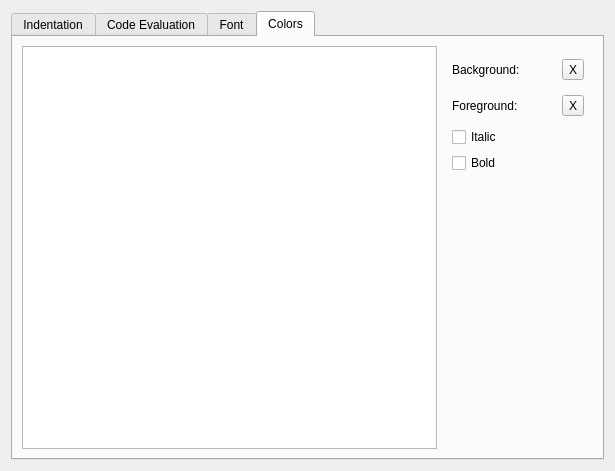
Old version of the form editors/sc-ide/forms/settings_editor.ui in the repository supercollider/supercollider.
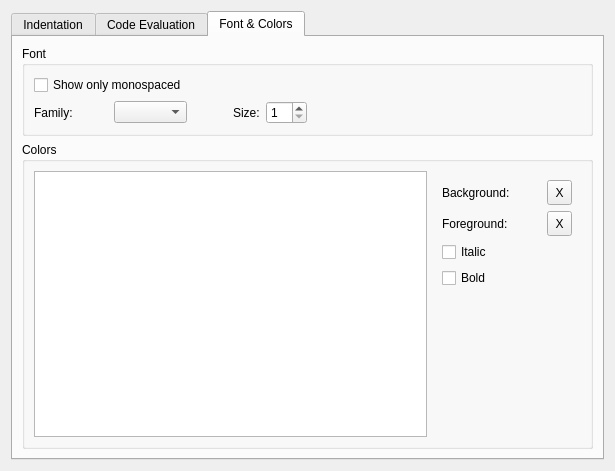
New version of the form. The open tabs and pages were chosen to show the change. Custom widgets are drawn as their Qt base class.

Commit message:
sc ide: unify font and color configuration panels
This allows instant font preview.

Diff of the .ui file:
```diff
--- a/editors/sc-ide/forms/settings_editor.ui
+++ b/editors/sc-ide/forms/settings_editor.ui
@@ -21,7 +21,7 @@
      </property>
      <widget class="QTabWidget" name="tabs">
       <property name="currentIndex">
-       <number>3</number>
+       <number>0</number>
       </property>
       <property name="documentMode">
        <bool>false</bool>
@@ -218,69 +218,90 @@
         </item>
        </layout>
       </widget>
-      <widget class="QWidget" name="fontTab">
+      <widget class="QWidget" name="colorsTab">
        <attribute name="title">
+        <string>Font &amp;&amp; Colors</string>
+       </attribute>
+       <layout class="QVBoxLayout" name="verticalLayout_8">
+        <item>
+         <widget class="QGroupBox" name="groupBox">
+          <property name="title">
         <string>Font</string>
-       </attribute>
-       <layout class="QHBoxLayout" name="horizontalLayout_2">
-        <item>
-         <layout class="QVBoxLayout" name="verticalLayout_5">
-          <property name="spacing">
-           <number>0</number>
           </property>
-          <item>
+          <layout class="QGridLayout" name="gridLayout_2" columnstretch="0,0,0,0,0,1">
+           <item row="0" column="0" colspan="2">
            <widget class="QCheckBox" name="onlyMonoFonts">
             <property name="text">
              <string>Show only monospaced</string>
             </property>
            </widget>
           </item>
-          <item>
-           <widget class="QListWidget" name="fontList"/>
-          </item>
-         </layout>
-        </item>
-        <item>
-         <layout class="QVBoxLayout" name="verticalLayout_6">
-          <item>
-           <widget class="QLabel" name="label_10">
+           <item row="1" column="0">
+            <widget class="QLabel" name="label_16">
+             <property name="text">
+              <string>Family:</string>
+             </property>
+            </widget>
+           </item>
+           <item row="1" column="1">
+            <widget class="QComboBox" name="fontCombo">
+             <property name="frame">
+              <bool>true</bool>
+             </property>
+            </widget>
+           </item>
+           <item row="1" column="2">
+            <spacer name="horizontalSpacer_4">
+             <property name="orientation">
+              <enum>Qt::Horizontal</enum>
+             </property>
+             <property name="sizeType">
+              <enum>QSizePolicy::Fixed</enum>
+             </property>
+             <property name="sizeHint" stdset="0">
+              <size>
+               <width>40</width>
+               <height>20</height>
+              </size>
+             </property>
+            </spacer>
+           </item>
+           <item row="1" column="3">
+            <widget class="QLabel" name="label_15">
             <property name="text">
              <string>Size:</string>
             </property>
            </widget>
           </item>
-          <item>
-           <widget class="QDoubleSpinBox" name="fontSize">
-            <property name="sizePolicy">
-             <sizepolicy hsizetype="Minimum" vsizetype="Fixed">
-              <horstretch>1</horstretch>
-              <verstretch>0</verstretch>
-             </sizepolicy>
-            </property>
+           <item row="1" column="4">
+            <widget class="QSpinBox" name="fontSize">
             <property name="minimum">
-             <double>1.000000000000000</double>
+              <number>1</number>
             </property>
            </widget>
           </item>
-          <item>
-           <widget class="QLabel" name="label_9">
-            <property name="text">
-             <string>Style:</string>
-            </property>
-           </widget>
-          </item>
-          <item>
-           <widget class="QListWidget" name="fontStyle"/>
-          </item>
-         </layout>
-        </item>
-       </layout>
-      </widget>
-      <widget class="QWidget" name="colorsTab">
-       <attribute name="title">
+           <item row="1" column="5">
+            <spacer name="horizontalSpacer_5">
+             <property name="orientation">
+              <enum>Qt::Horizontal</enum>
+             </property>
+             <property name="sizeHint" stdset="0">
+              <size>
+               <width>309</width>
+               <height>20</height>
+              </size>
+             </property>
+            </spacer>
+           </item>
+          </layout>
+         </widget>
+        </item>
+        <item>
+         <widget class="QGroupBox" name="groupBox_2">
+          <property name="title">
         <string>Colors</string>
-       </attribute>
-       <layout class="QHBoxLayout" name="horizontalLayout_6">
+          </property>
+          <layout class="QHBoxLayout" name="horizontalLayout_5">
         <item>
          <widget class="QTreeWidget" name="textFormats">
           <property name="rootIsDecorated">
@@ -321,14 +342,20 @@
                </property>
                <property name="minimumSize">
                 <size>
-                 <width>30</width>
-                 <height>30</height>
+                    <width>25</width>
+                    <height>25</height>
                 </size>
                </property>
               </widget>
              </item>
              <item row="0" column="2">
               <widget class="QToolButton" name="bgClearBtn">
+                  <property name="minimumSize">
+                   <size>
+                    <width>25</width>
+                    <height>25</height>
+                   </size>
+                  </property>
                <property name="text">
                 <string>X</string>
                </property>
@@ -351,14 +378,20 @@
                </property>
                <property name="minimumSize">
                 <size>
-                 <width>30</width>
-                 <height>30</height>
+                    <width>25</width>
+                    <height>25</height>
                 </size>
                </property>
               </widget>
              </item>
              <item row="1" column="2">
               <widget class="QToolButton" name="fgClearBtn">
+                  <property name="minimumSize">
+                   <size>
+                    <width>25</width>
+                    <height>25</height>
+                   </size>
+                  </property>
                <property name="text">
                 <string>X</string>
                </property>
@@ -396,6 +429,9 @@
               </size>
              </property>
             </spacer>
+              </item>
+             </layout>
+            </widget>
            </item>
           </layout>
          </widget>
```
Lines whose indentation alone changed are shown as unchanged. The commit also changes 4 other files.
